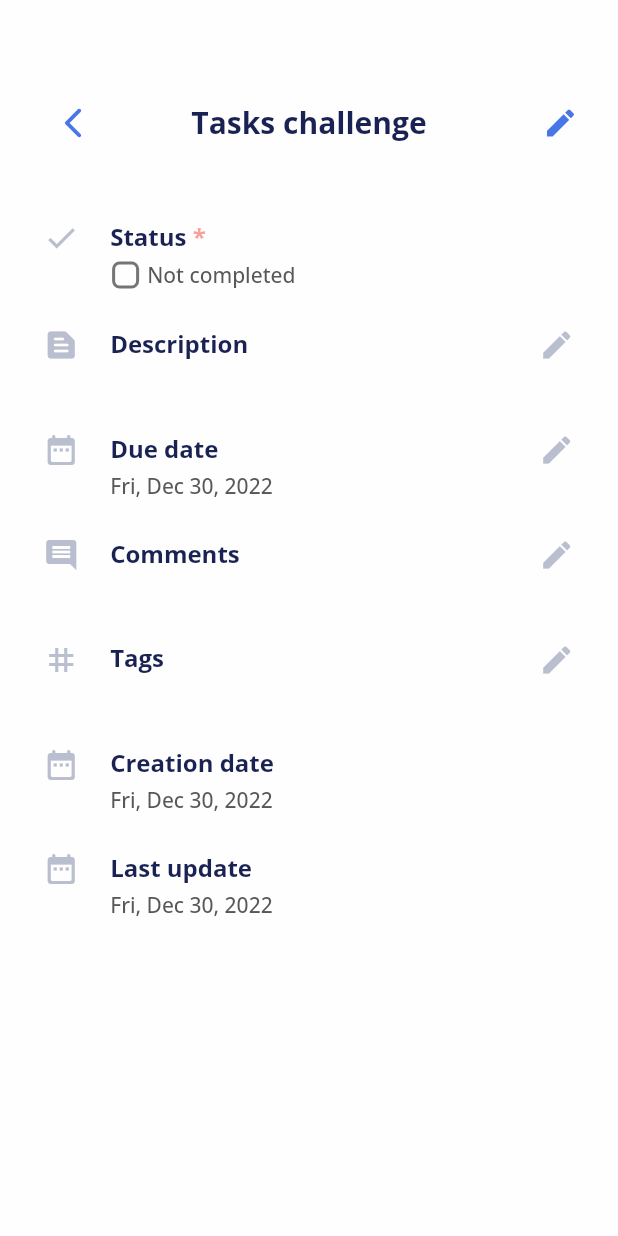
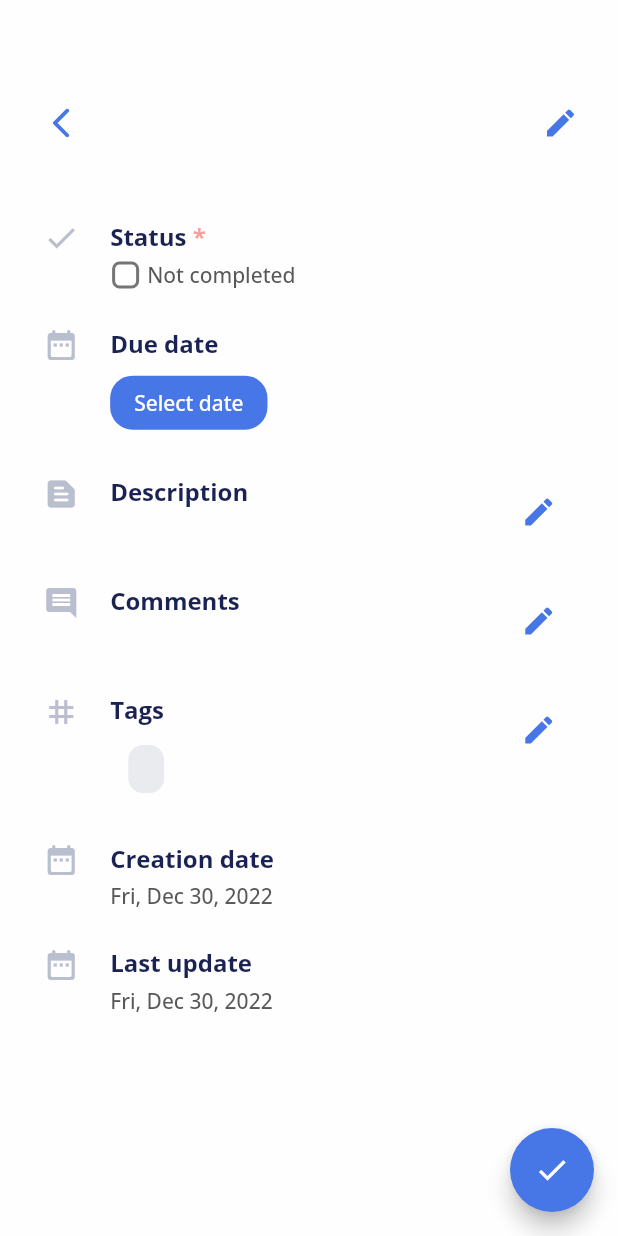
Before and after one commit to FranciscoRdz2001/fluter_tasks_challenge, a Flutter app: the TaskDetailsPage screen opened directly with empty values, on a phone screen of 412 x 824 dp. Run offline on Flutter 3.47's test engine with Material 2 defaults, Android fonts, the light colour scheme and no system bars; our stand-ins replace get; network calls fail.

Commit message:
Interfaz complete de los detalles de la tarea, logica de modificación de datos

```diff
--- /dev/null
+++ b/lib/data/models/api_response_model.dart
@@ -0,0 +1,15 @@
+class ApiResponseModel {
+  final int statusCode;
+  final bool hasErrors;
+  final String message;
+
+  const ApiResponseModel({
+    required this.hasErrors,
+    required this.message,
+    required this.statusCode,
+  });
+
+  @override
+  String toString() =>
+      'Details: $message - Code: $statusCode - Has Errors: $hasErrors';
+}
--- a/lib/data/models/task_model.dart
+++ b/lib/data/models/task_model.dart
@@ -2,14 +2,14 @@
 
 class TaskModel {
   final int id;
-  final String title;
+  String title;
   bool isCompleted;
-  final DateTime dueDate;
-  final String? comments;
-  final String? description;
+  DateTime? dueDate;
+  String? comments;
+  String? description;
+  String? tags;
   final DateTime? createdAt;
   final DateTime? updatedAt;
-  final String? tags;
 
   TaskModel({
     required this.id,
@@ -24,25 +24,23 @@
   });
 
   Map<String, dynamic> toMap() {
-    return <String, dynamic>{
-      'id': id,
+    return {
       'title': title,
-      'is_completed': isCompleted,
-      'due_date': dueDate.millisecondsSinceEpoch,
+      'is_completed': (isCompleted ? 1 : 0).toString(),
+      'due_date':
+          dueDate == null ? null : DateFormat('yyyy-MM-dd').format(dueDate!),
       'comments': comments,
       'description': description,
       'tags': tags,
-      'created_at': createdAt,
-      'updated_at': updatedAt,
     };
   }
 
   factory TaskModel.fromMap(Map<String, dynamic> map) {
     return TaskModel(
       id: map['id'],
-      title: map['title'],
+      title: map['title'] ?? '',
       isCompleted: map['is_completed'] == 1,
-      dueDate: DateTime.parse(map['due_date']),
+      dueDate: map['due_date'] != null ? DateTime.parse(map['due_date']) : null,
       comments: map['comments'],
       description: map['description'],
       tags: map['tags'],
@@ -56,7 +54,8 @@
   }
 
   List<String> getExpirationTime() {
-    final difference = dueDate.difference(DateTime.now());
+    if (dueDate == null) return ['No date'];
+    final difference = dueDate!.difference(DateTime.now());
     const int daysInYear = 365;
     final double years = difference.inDays / daysInYear;
     final double days = getResidue(years) * daysInYear;
@@ -72,5 +71,6 @@
   }
 
   double getResidue(double value) => value - value.toInt();
-  String getDate() => DateFormat.yMMMEd().format(dueDate);
+  String getDate() =>
+      dueDate == null ? 'No date' : DateFormat.yMMMEd().format(dueDate!);
 }
--- a/lib/presentation/home/widgets/task_container_widget.dart
+++ b/lib/presentation/home/widgets/task_container_widget.dart
@@ -80,7 +80,8 @@
                 );
                 return;
               }
-              Get.toNamed('/taskDetails', arguments: res);
+              Get.back();
+              await Get.toNamed('/taskDetails', arguments: res);
             },
             child: Padding(
               padding: EdgeInsets.symmetric(
--- a/lib/presentation/task_details/pages/task_details_page.dart
+++ b/lib/presentation/task_details/pages/task_details_page.dart
@@ -2,8 +2,11 @@
 import 'package:flutter_tasks_challenge/app/config/app_colors.dart';
 import 'package:flutter_tasks_challenge/app/utils/responsive_util.dart';
 import 'package:flutter_tasks_challenge/data/models/task_model.dart';
+import 'package:flutter_tasks_challenge/presentation/home/controllers/tasks_controller.dart';
+import 'package:flutter_tasks_challenge/presentation/home/widgets/custom_button_widget.dart';
 import 'package:flutter_tasks_challenge/presentation/task_details/widgets/task_data_widget.dart';
 import 'package:get/get_core/get_core.dart';
+import 'package:get/get_instance/get_instance.dart';
 import 'package:get/get_navigation/get_navigation.dart';
 import 'package:intl/intl.dart';
 
@@ -16,39 +19,67 @@
   State<TaskDetailsPage> createState() => _TaskDetailsPageState();
 }
 
-class _TaskDetailsPageState extends State<TaskDetailsPage>
-    with SingleTickerProviderStateMixin {
-  late final AnimationController _controller;
-  late final Animation<double> _animation;
+class _TaskDetailsPageState extends State<TaskDetailsPage> {
   final TaskModel? task = Get.arguments;
-
-  @override
-  void initState() {
-    super.initState();
-    _controller = AnimationController(
-      vsync: this,
-      duration: const Duration(milliseconds: 700),
-    )..addListener(animationListener);
-    _animation = Tween<double>(begin: 1, end: 0).animate(_controller);
-    _controller.forward();
-  }
-
-  void animationListener() {
-    setState(() {});
-  }
 
   @override
   Widget build(BuildContext context) {
     final ResponsiveUtil resp = ResponsiveUtil.of(context);
-    final value = _animation.value;
-    final size = resp.height * value;
     return Scaffold(
       backgroundColor: backgroundColor,
-      body: Stack(
-        children: [
-          Opacity(
-            opacity: 1 - value,
-            child: SingleChildScrollView(
+      floatingActionButton: FloatingActionButton(
+        backgroundColor: accent,
+        child: const Icon(Icons.check),
+        onPressed: () async {
+          final TasksController taskController = Get.find();
+          if (taskController.isSavingTask.value) return;
+          final res = await taskController.editTask(task!);
+
+          if (res == null) {
+            Get.showSnackbar(
+              GetSnackBar(
+                titleText: Text(
+                  'Message',
+                  style: TextStyles.w800(16),
+                ),
+                messageText: Text(
+                  'Error interno de la aplicación',
+                  style: TextStyles.w500(14),
+                ),
+                backgroundColor: const Color(0xffEB5353),
+                duration: const Duration(milliseconds: 2000),
+                snackPosition: SnackPosition.TOP,
+                borderRadius: 15,
+              ),
+            );
+            return;
+          }
+
+          if (!res.hasErrors) {
+            Get.offAllNamed('/home');
+            await taskController.getAllTasks();
+          }
+          Get.showSnackbar(
+            GetSnackBar(
+              titleText: Text(
+                'Message',
+                style: TextStyles.w800(16),
+              ),
+              messageText: Text(
+                res.message,
+                style: TextStyles.w500(14),
+              ),
+              backgroundColor: !res.hasErrors
+                  ? const Color(0xffA0D995)
+                  : const Color(0xffEB5353),
+              duration: const Duration(milliseconds: 2000),
+              snackPosition: SnackPosition.TOP,
+              borderRadius: 15,
+            ),
+          );
+        },
+      ),
+      body: SingleChildScrollView(
         physics: const BouncingScrollPhysics(),
         child: Padding(
           padding: EdgeInsets.symmetric(
@@ -65,6 +96,8 @@
                       child: IconButton(
                         splashColor: accent,
                         highlightColor: lightGrey,
+                        padding: EdgeInsets.zero,
+                        alignment: Alignment.centerLeft,
                         icon: const Icon(
                           Icons.arrow_back_ios_new_rounded,
                           color: accent,
@@ -76,8 +109,10 @@
                       flex: 10,
                       child: Center(
                         child: Text(
-                                'Tasks challenge',
+                          task!.title,
+                          overflow: TextOverflow.ellipsis,
                           maxLines: 1,
+                          textAlign: TextAlign.center,
                           style: TextStyles.w800(20),
                         ),
                       ),
@@ -111,7 +146,8 @@
                           borderRadius: BorderRadius.circular(5),
                         ),
                         value: task!.isCompleted,
-                              onChanged: (value) => task!.isCompleted = value!,
+                        onChanged: (value) =>
+                            setState(() => task!.isCompleted = value!),
                       ),
                     ),
                     SizedBox(width: resp.wp(1)),
@@ -124,28 +160,46 @@
                 icon: Icons.check,
               ),
               TaskDataWidget(
+                title: 'Due date',
+                extraWidget: CustomButtonWidget(
+                  text: 'Select date',
+                  color: accent,
+                  onPress: () {},
+                ),
+                icon: Icons.date_range_rounded,
+              ),
+              TaskDataWidget(
                 title: 'Description',
                 subTitle: task!.description ?? 'No description',
                 icon: Icons.text_snippet_rounded,
                 canEdit: true,
-                    ),
-                    TaskDataWidget(
-                      title: 'Due date',
-                      subTitle: task!.getDate(),
-                      icon: Icons.date_range_rounded,
-                      canEdit: true,
+                onSummitCallback: (value) =>
+                    setState(() => task!.description = value),
               ),
               TaskDataWidget(
                 title: 'Comments',
                 subTitle: task!.comments ?? 'No comments',
                 icon: Icons.comment,
                 canEdit: true,
+                onSummitCallback: (value) =>
+                    setState(() => task!.comments = value),
               ),
               TaskDataWidget(
                 title: 'Tags',
-                      subTitle: task!.tags ?? 'No tags',
+                subTitle: task!.tags == null ? 'No tags' : null,
+                extraWidget: task!.tags == null
+                    ? null
+                    : Chip(
+                        label: Text(task!.tags!),
+                        labelStyle: TextStyles.w500(12),
+                        backgroundColor: middleGrey.withOpacity(0.25),
+                        shape: RoundedRectangleBorder(
+                          borderRadius: BorderRadius.circular(10),
+                        ),
+                      ),
                 icon: Icons.tag,
                 canEdit: true,
+                onSummitCallback: (value) => setState(() => task!.tags = value),
               ),
               TaskDataWidget(
                 title: 'Creation date',
@@ -165,23 +219,6 @@
           ),
         ),
       ),
-          ),
-          Align(
-            alignment: Alignment.center,
-            child: Opacity(
-              opacity: value,
-              child: Container(
-                height: size,
-                width: size,
-                decoration: BoxDecoration(
-                  gradient: accentGradient,
-                  borderRadius: BorderRadius.circular(100 * (1 - value)),
-                ),
-              ),
-            ),
-          ),
-        ],
-      ),
     );
   }
 }
--- a/lib/presentation/task_details/widgets/task_data_widget.dart
+++ b/lib/presentation/task_details/widgets/task_data_widget.dart
@@ -1,8 +1,10 @@
 import 'package:flutter/material.dart';
 import 'package:flutter_tasks_challenge/app/utils/responsive_util.dart';
+import 'package:get/get.dart';
 
 import '../../../app/config/app_colors.dart';
 import '../../../app/config/text_styles.dart';
+import 'custom_text_form_field_widget.dart';
 
 class TaskDataWidget extends StatelessWidget {
   final String title;
@@ -11,6 +13,7 @@
   final IconData icon;
   final bool canEdit;
   final bool isRequiredToSave;
+  final void Function(String)? onSummitCallback;
   const TaskDataWidget({
     super.key,
     required this.title,
@@ -19,6 +22,7 @@
     this.extraWidget,
     this.canEdit = false,
     this.isRequiredToSave = false,
+    this.onSummitCallback,
   });
 
   @override
@@ -65,7 +69,35 @@
                 ],
               ),
             ),
-            if (canEdit) const Icon(Icons.edit, color: middleGrey),
+            if (canEdit)
+              IconButton(
+                highlightColor: lightGrey.withOpacity(0.8),
+                splashColor: accent.withOpacity(0.25),
+                padding: EdgeInsets.zero,
+                icon: const Icon(Icons.edit, color: accent),
+                onPressed: () {
+                  Get.defaultDialog(
+                    titlePadding: EdgeInsets.only(top: resp.hp(2)),
+                    title: 'Set $title',
+                    titleStyle: TextStyles.w500(14, grey),
+                    content: Column(
+                      children: [
+                        CustomTextFormFieldWidget(
+                          initialText: subTitle ?? '',
+                          label: title,
+                          maxLines: 5,
+                          onAcceptCallback: (value) {
+                            Get.back();
+                            if (onSummitCallback != null) {
+                              onSummitCallback!(value);
+                            }
+                          },
+                        )
+                      ],
+                    ),
+                  );
+                },
+              ),
           ],
         ),
         SizedBox(height: resp.hp(3)),
```
Also changed, not shown: lib/data/datasources/tasks_remote_data_source.dart (+33 -3 lines), lib/presentation/home/controllers/tasks_controller.dart (+10 -3 lines), lib/presentation/task_details/widgets/custom_text_form_field_widget.dart (added, +67 -0 lines). Lines whose indentation alone changed are shown as unchanged.
